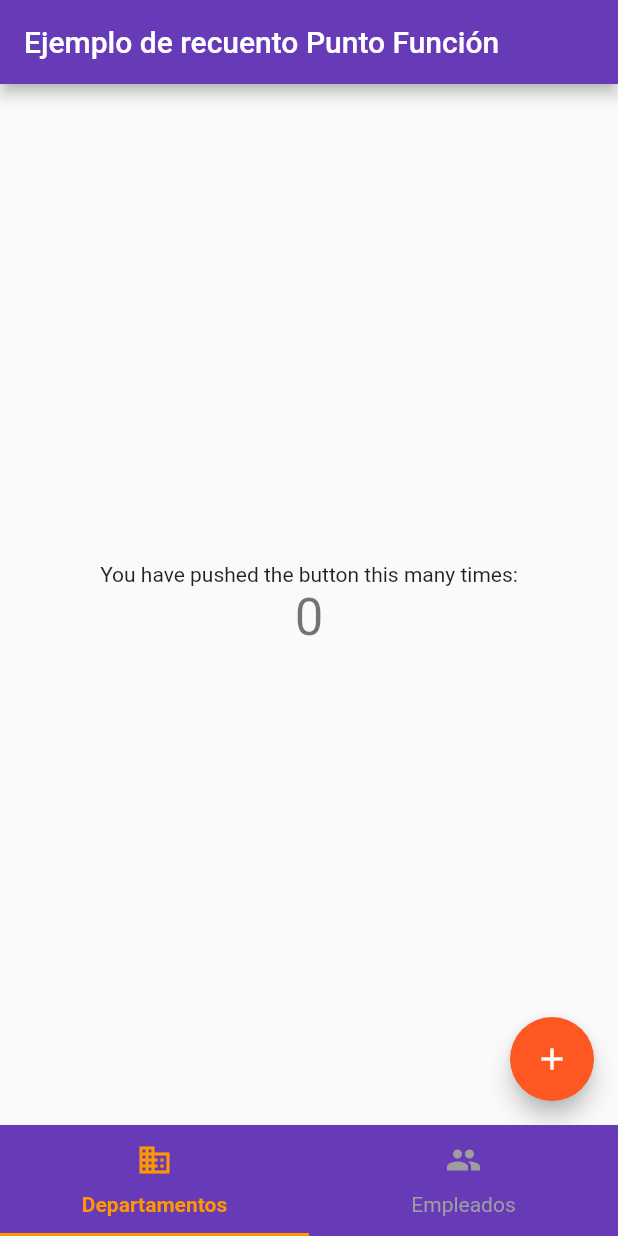
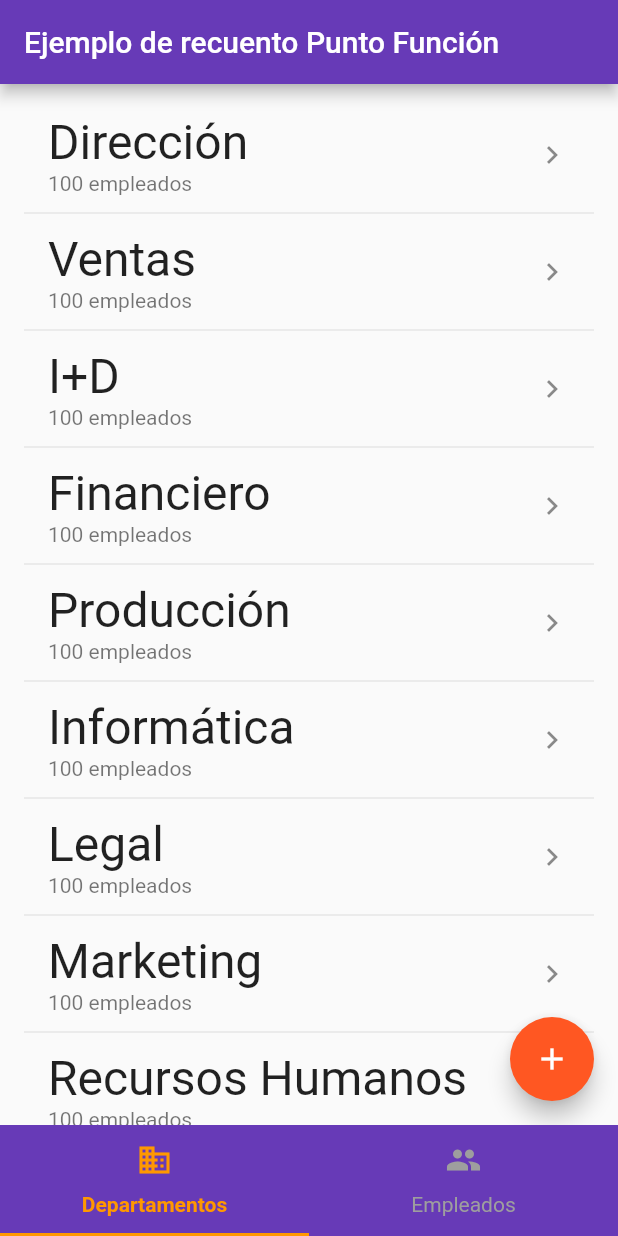
Before and after one commit to gsenas/pmifunctionpoint, a Flutter app: the screen it shows after launch, on a phone screen of 412 x 824 dp. Run offline on Flutter 3.47's test engine with Material 2 defaults, Android fonts, the light colour scheme and no system bars; missing offline and left inert: dart:ffi; Roboto replaces fonts that are missing (Arial).

Commit message:
Hasta parece que empieza a hacer cosas
Took 31 minutes

```diff
--- a/lib/tabs/departamentos.dart
+++ b/lib/tabs/departamentos.dart
@@ -1,4 +1,8 @@
+import 'dart:ffi';
+
 import 'package:flutter/material.dart';
+
+String _tipoFuente = "Times New Roman";
 
 class DepartamentosTab extends StatefulWidget {
   DepartamentosTab({Key key, this.title}) : super(key: key);
@@ -10,53 +14,94 @@ class DepartamentosTab extends StatefulWidget {
 }
 
 class _DepartamentosTabState extends State<DepartamentosTab> {
-  int _counter = 0;
+  final List<String> _departamentos = <String>[
+    "Dirección",
+    "Ventas",
+    "I+D",
+    "Financiero",
+    "Producción",
+    "Informática",
+    "Legal",
+    "Marketing",
+    "Recursos Humanos",
+    "Formación",
+    "Soporte"
+  ];
 
-  void _onItemTapped(int index) {
-    setState(() {
-      _selectedIndex = index;
-    });
+  final List<int> _departamentosHC = <int>[
+    3,
+    15,
+    12,
+    6,
+    55,
+    10,
+    5,
+    12,
+    7,
+    2,
+    4
+  ];
+
+  Widget build(BuildContext context) {
+    return new Scaffold(
+      body: _buildAlfabeto(),
+    floatingActionButton: FloatingActionButton(
+    backgroundColor: Colors.deepOrange,
+    //onPressed: _incrementCounter,
+    tooltip: 'Increment',
+    child: Icon(Icons.add)
+    ));
   }
 
-  void _incrementCounter() {
-    setState(() {
-      // This call to setState tells the Flutter framework that something has
-      // changed in this State, which causes it to rerun the build method below
-      // so that the display can reflect the updated values. If we changed
-      // _counter without calling setState(), then the build method would not be
-      // called again, and so nothing would appear to happen.
-      _counter++;
-    });
+  Widget _buildAlfabeto() {
+    return new ListView.builder(
+        padding: const EdgeInsets.all(16.0),
+        itemBuilder: (BuildContext _context, int i) {
+          // Add a one-pixel-high divider widget before each row
+          // in the ListView.
+          if (i.isOdd) {
+            return new Divider();
+          }
+
+          final int index = i ~/ 2;
+
+          if (index >= _departamentos.length) {
+            return null;
+          }
+
+          return _buildRow(_departamentos[index], index);
+        });
   }
 
-  int _selectedIndex = 0;
-  static const TextStyle optionStyle =
-  TextStyle(fontSize: 30, fontWeight: FontWeight.bold);
+  Widget _buildRow(String pareja, int i) {
+    TextStyle _tipoLetra = TextStyle(
+        fontSize: 32,
+        fontFamily: "Arial");
 
-
-  @override
-  Widget build(BuildContext context) {
-    return Scaffold(
-      body: Center(
-        child: Column(
-          mainAxisAlignment: MainAxisAlignment.center,
-          children: <Widget>[
-            Text(
-              'You have pushed the button this many times:',
-            ),
-            Text(
-              '$_counter',
-              style: Theme.of(context).textTheme.display1,
-            ),
-          ],
-        ),
+    return new ListTile(
+      title: new Text(
+        pareja,
+        style: _tipoLetra,
+        textAlign: TextAlign.left,
       ),
-      floatingActionButton: FloatingActionButton(
-        backgroundColor: Colors.deepOrange,
-        onPressed: _incrementCounter,
-        tooltip: 'Increment',
-        child: Icon(Icons.add),
-      ),
+      subtitle: new Text("100 empleados"),
+      trailing: Icon(Icons.keyboard_arrow_right),
     );
   }
+
+  ListTile _tile(String title, String fuente) => ListTile(
+      title: Text(title,
+          style: TextStyle(
+            fontWeight: FontWeight.w500,
+            fontFamily: fuente,
+            fontSize: 22 + ((fuente == "Times New Roman") ? 0.0 : 6.0),
+          )),
+      leading: Icon(
+        (_tipoFuente == fuente) ? Icons.check : null,
+        color: Colors.green,
+      ),
+      onTap: () {
+        _tipoFuente = fuente;
+        Navigator.pop(context);
+      });
 }
```
